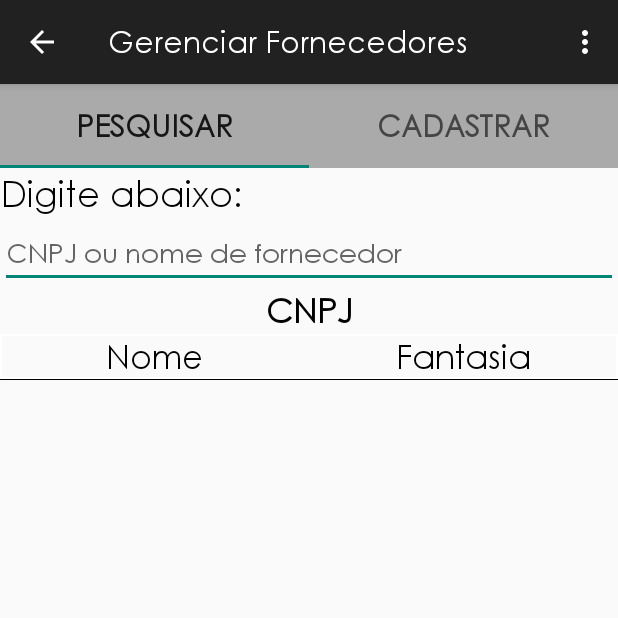
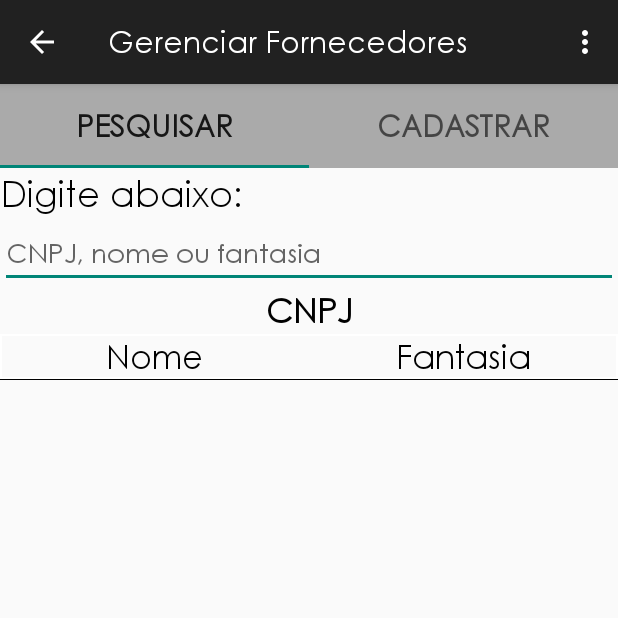
Before and after one commit to jfpsb/Contador, an Android app: the PesquisarFornecedor screen opened directly, with no data from a screen before it, on a phone screen of 412 x 824 dp, the top half of it. Run offline under Robolectric (Android 15) with nearby library versions, the phone set to English and light mode, and no system bars; libraries missing offline, so code that uses them is left out: com.readystatesoftware.sqliteasset, net.rdrei.android; 2 statements that could not run were skipped.

Commit message:
Teclado numérico em CNPJ e pesquisa de fornecedor com fantasia

```diff
--- a/app/src/main/java/com/vandamodaintima/jfpsb/contador/dao/manager/FornecedorManager.java
+++ b/app/src/main/java/com/vandamodaintima/jfpsb/contador/dao/manager/FornecedorManager.java
@@ -82,8 +82,8 @@ public class FornecedorManager extends Manager<Fornecedor> {
         return daoEntidade.select("id = ?", new String[] { String.valueOf(chaves[0]) }, null, null, "nome", null);
     }
 
-    public Cursor listarCursorPorNomeOuCnpj(String termo) {
-        return daoEntidade.select("nome LIKE ? OR cnpj LIKE ?", new String[] { "%" + termo + "%", "%" + termo + "%"}, null, null, "nome", null);
+    public Cursor listarCursorPorNomeCnpjFantasia(String termo) {
+        return daoEntidade.select("nome LIKE ? OR cnpj LIKE ? OR fantasia LIKE ?", new String[] { "%" + termo + "%", "%" + termo + "%", "%" + termo + "%" }, null, null, "nome", null);
     }
 
     public Cursor listarCursorPorCnpj(String cnpj) {
--- a/app/src/main/java/com/vandamodaintima/jfpsb/contador/tela/manager/PesquisarFornecedor.java
+++ b/app/src/main/java/com/vandamodaintima/jfpsb/contador/tela/manager/PesquisarFornecedor.java
@@ -154,7 +154,7 @@ public class PesquisarFornecedor extends TelaPesquisa {
             cursorPesquisa.close();
 
         try {
-            cursorPesquisa = fornecedorManager.listarCursorPorNomeOuCnpj(termo);
+            cursorPesquisa = fornecedorManager.listarCursorPorNomeCnpjFantasia(termo);
             fornecedorCursorAdapter.changeCursor(cursorPesquisa);
         } catch (Exception e) {
             Toast.makeText(viewInflate.getContext(), e.getMessage(), Toast.LENGTH_SHORT).show();
--- a/app/src/main/res/layout/content_alterar_deletar_fornecedor.xml
+++ b/app/src/main/res/layout/content_alterar_deletar_fornecedor.xml
@@ -54,13 +54,13 @@
                 android:textSize="22sp" />
         </TableRow>
         <TableRow>
-
             <EditText
                 android:id="@+id/txtCnpj"
                 android:layout_width="match_parent"
                 android:layout_height="wrap_content"
                 android:layout_weight="1"
                 android:textAlignment="textStart"
+                android:inputType="number"
                 android:textSize="20sp" />
         </TableRow>
         <TableRow>
--- a/app/src/main/res/layout/fragment_cadastrar_fornecedor.xml
+++ b/app/src/main/res/layout/fragment_cadastrar_fornecedor.xml
@@ -24,7 +24,8 @@
                 android:layout_height="wrap_content"
                 android:layout_weight="1"
                 android:textColor="#000000"
-                android:textSize="20sp" />
+                android:textSize="20sp"
+                android:inputType="number" />
         </TableRow>
         <TableRow>
             <TextView android:id="@+id/lblCodRepetido"
--- a/app/src/main/res/values/strings.xml
+++ b/app/src/main/res/values/strings.xml
@@ -4,7 +4,7 @@
     <string name="hintRadioButtonCodBarra">Digite o Código De Barra do Produto</string>
     <string name="hintRadioButtonNomeFornecedor">Digite o Fornecedor do Produto</string>
     <string name="hintRadioButtonDescricao">"Digite uma descrição do produto"</string>
-    <string name="txtPesquisaFornecedor">CNPJ ou nome de fornecedor</string>
+    <string name="txtPesquisaFornecedor">CNPJ, nome ou fantasia</string>
     <string name="title_activity_alterar_deletar_contagem">Contagem: alterar, deletar ou manipular</string>
     <string name="title_activity_alterar_deletar_fornecedor">Fornecedor: alterar ou deletar</string>
     <string name="title_activity_alterar_deletar_loja">Loja: alterar ou deletar</string>
```
